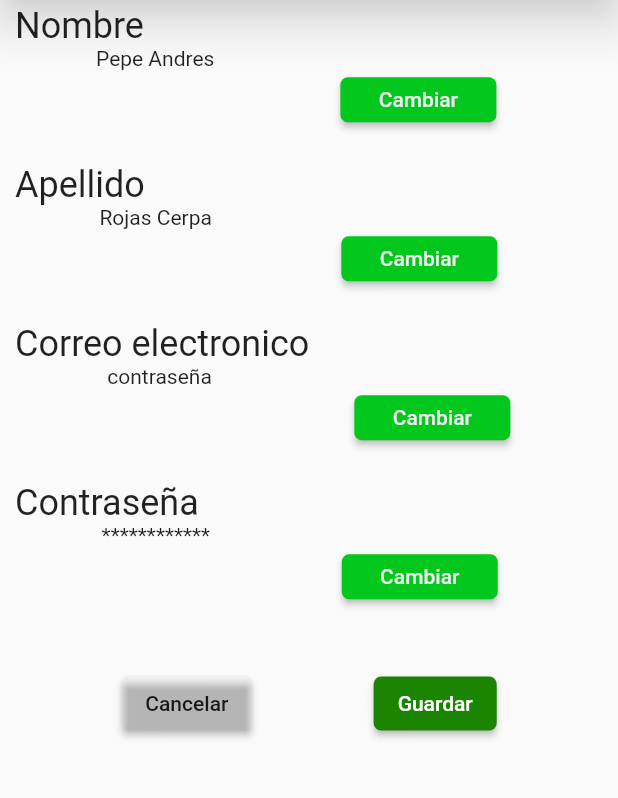
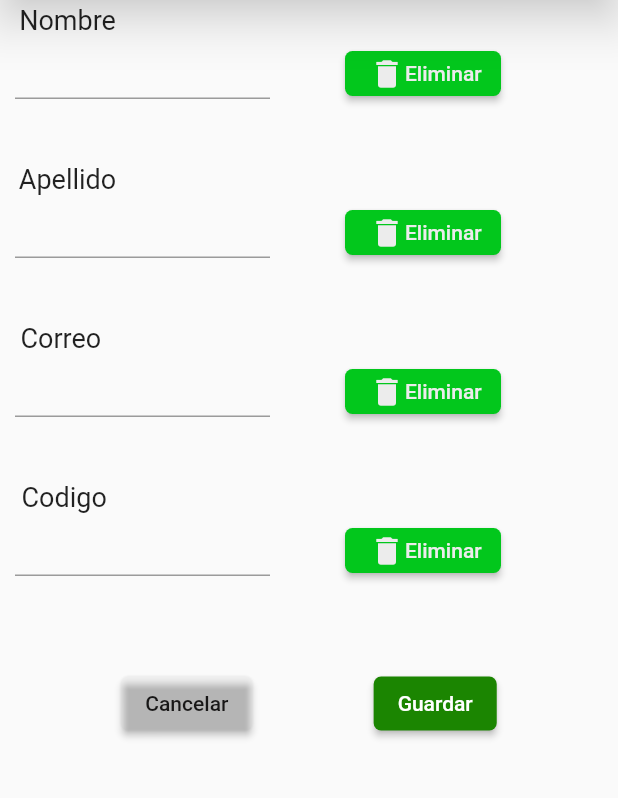
Before and after one commit to l4to/panalavista, a Flutter app: the MyCuenta screen opened directly, on a phone screen of 412 x 824 dp, the part 108-906 px from its top. Run offline on Flutter 3.47's test engine with Material 2 defaults, Android fonts, the phone set to English and light mode, and no system bars; our stand-ins replace image_picker.

Commit message:
cambios agregados

```diff
--- a/lib/pages/pestaña_config/pestaña_cuenta.dart
+++ b/lib/pages/pestaña_config/pestaña_cuenta.dart
@@ -15,18 +15,18 @@ class MyCuenta extends StatefulWidget {
 
 class _MyCuentaState extends State<MyCuenta> {
 
-  String nombre = 'Pepe Andres';
-  String apellido = 'Rojas Cerpa';
-  String correo = 'contraseña ';
-  String contrasena = '************';
+   final List<String> tasks = <String>[];
+  final nombre = TextEditingController();
+  final apellido = TextEditingController();
+  final correo = TextEditingController();
+  final contrasena =TextEditingController();
 
-  void changeText() {
-    setState(() {
-      nombre = 'Nuevo texto';
-    });
+  _iddItem(value){
+              correo.clear();
+              setState(() {
+                tasks.add(value);
+              });
   }
-
-
 
 
   @override
@@ -61,35 +61,45 @@ class _MyCuentaState extends State<MyCuenta> {
           ],
         ),
         drawer: Drawer(child: MyDrawer()),
-        body: SizedBox(
+        body:Container(
+          child: SingleChildScrollView(
             child: Column(
           children: [
             Botoncitos(
-              titulo: 'Nombre                 ',
-              subdata: nombre,
+              titulo: 'Nombre',
+              subdata: TextField(
+                  controller:nombre
+              ),
               clikBoton: () {
 
-                ;
               },
             ),
             Botoncitos(
               clikBoton: () {
-                 changeText;
-                child: Text('Cambiar Texto')
-                ;
               },
-              titulo: 'Apellido                 ',
-              subdata: apellido,
+              titulo: 'Apellido',
+              subdata: TextField(
+                keyboardType:TextInputType.text ,
+                  controller:apellido,
+                  onSubmitted:_iddItem ,
+              ),
+
+
 
             ),
             Botoncitos(
-              titulo: 'Correo electronico',
-              subdata: correo,
+              titulo: 'Correo  ',
+              subdata: TextField(
+                keyboardType: TextInputType.emailAddress,
+                  controller:correo,),
               clikBoton: () {},
             ),
             Botoncitos(
-              titulo: 'Contraseña           ',
-              subdata: contrasena,
+              titulo: 'Codigo ',
+              subdata: TextField(
+                keyboardType: TextInputType.visiblePassword,
+                  controller:contrasena ,
+              ),
               clikBoton: () {},
             ),
             Botoncitos2(
@@ -103,7 +113,7 @@ class _MyCuentaState extends State<MyCuenta> {
                 },
                 subdata2: 'hola')
           ],
-        )));
+        ))));
   }
 }
 
@@ -113,7 +123,7 @@ class Botoncitos extends StatelessWidget {
   final String titulo;
   //final Row texto;
   //final Container boton;
-  final String subdata;
+  final TextField subdata;
   final VoidCallback clikBoton;
 
   const Botoncitos(
@@ -130,35 +140,48 @@ class Botoncitos extends StatelessWidget {
 
 
         title: Align(
+
           child: Row(children: [
             Column(
               children: [
+
+                Container(
+                  margin: const EdgeInsets.only(right: 100),
+                  child:
                 Text(
                   titulo,
-                  style: TextStyle(fontSize: 24),
+                  style: TextStyle(fontSize: 18),
+                )),
+                Container(
+                  margin: const EdgeInsets.only(top: 25),
+                  width: 170,
+                  height: 17,
+                child:subdata
                 ),
-                Text(
-                  subdata,
-                  style: TextStyle(fontSize: 14),
-                )
               ],
             ),
             Container(
                 width: 104,
                 height: 30,
-                margin: const EdgeInsets.only(top: 35, left: 30),
+                margin: const EdgeInsets.only(top: 0, left: 50),
+
                 child: ElevatedButton(
+
                   onPressed: clikBoton,
-                  child: Text(
-                    'Cambiar',
+
+                  child:Row(children: [
+                  Icon(Icons.delete),
+                  Text(
+                    'Eliminar',
                     selectionColor: Colors.red,
+                  ),],
                   ),
                   style: ElevatedButton.styleFrom(
                     backgroundColor: Color.fromARGB(255, 2, 199, 28),
                     shape: RoundedRectangleBorder(
                         borderRadius: BorderRadius.circular(5)),
                     foregroundColor: Color.fromARGB(255, 236, 236, 236),
-                  ),
+                  )
 
                 )),
 
@@ -191,6 +214,7 @@ class Botoncitos2 extends StatelessWidget {
       height: 120,
       child: new Row(
         mainAxisAlignment: MainAxisAlignment.spaceEvenly,
+
         children: [
           ElevatedButton(
             onPressed: () {
```
Also changed, not shown: lib/pages/pestaña_config/simple_map_screen.dart (line endings or trailing spaces), 4 other files.
